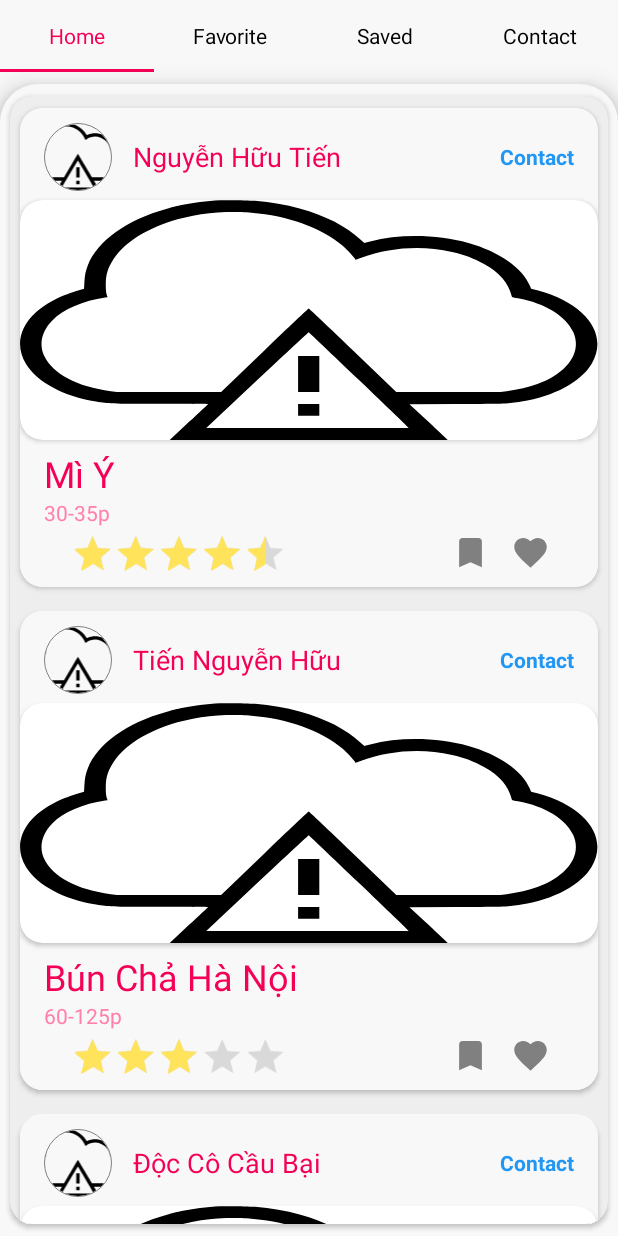
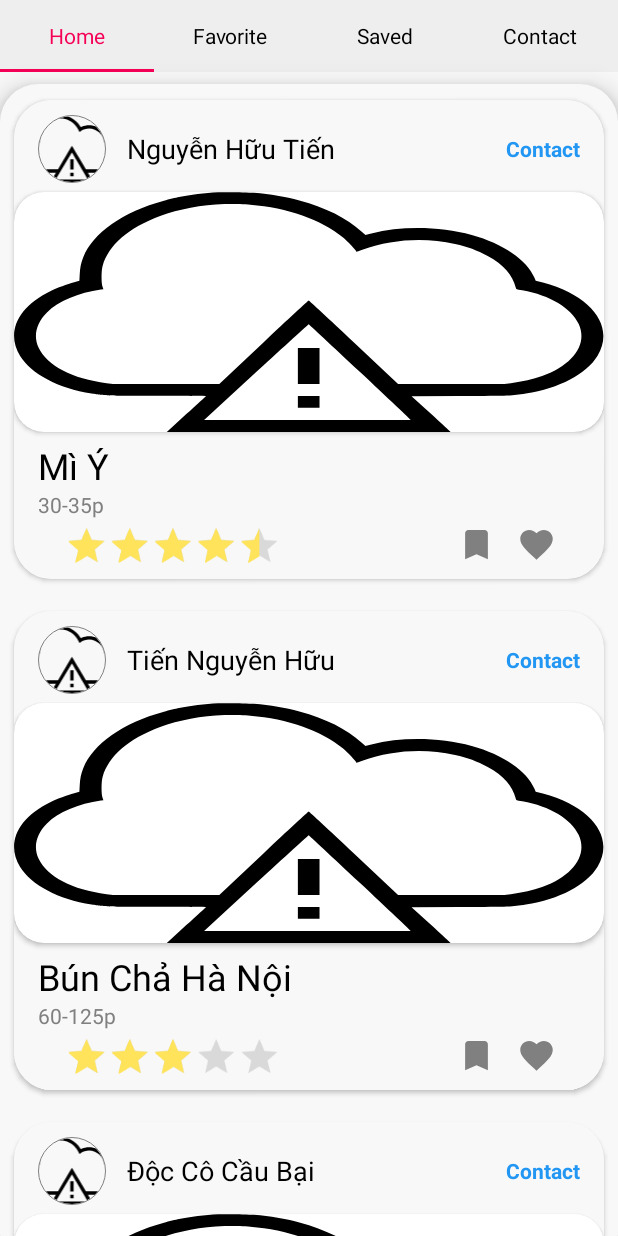
Before and after one commit to DerekZohar/CookDi, an Android app: the screen it shows after launch (MainActivity), on a phone screen of 412 x 824 dp. Run offline under Robolectric (Android 15) with nearby library versions, the phone set to English and light mode, and no system bars; our stand-ins replace CircleImageView, Picasso; pictures from the network do not load.

Commit message:
home text color to black

```diff
--- a/app/src/main/AndroidManifest.xml
+++ b/app/src/main/AndroidManifest.xml
@@ -3,8 +3,6 @@
     package="com.example.cookdi">
     <uses-permission android:name="android.permission.INTERNET"/>
     <uses-permission android:name="android.permission.ACCESS_NETWORK_STATE"/>
-
-    <uses-permission android:name="android.permission.INTERNET" />
 
     <application
         android:allowBackup="true"
--- a/app/src/main/java/com/example/cookdi/HomeFragment/HomeFragment.java
+++ b/app/src/main/java/com/example/cookdi/HomeFragment/HomeFragment.java
@@ -8,17 +8,13 @@ import androidx.recyclerview.widget.LinearLayoutManager;
 import androidx.recyclerview.widget.RecyclerView;
 
 import android.os.Handler;
-import android.util.Log;
 import android.view.LayoutInflater;
 import android.view.View;
 import android.view.ViewGroup;
-import android.widget.LinearLayout;
 
-import com.example.cookdi.MainActivity;
 import com.example.cookdi.Model.RecipeModel;
 import com.example.cookdi.R;
 import com.example.cookdi.RecipeAdapter.RecipeHomeAdapter;
-import com.google.android.material.tabs.TabLayout;
 
 import java.util.ArrayList;
 
--- a/app/src/main/res/layout/activity_main.xml
+++ b/app/src/main/res/layout/activity_main.xml
@@ -30,8 +30,7 @@
                 app:tabTextColor="@color/colorPrimary"
                 app:tabIndicatorColor="@color/colorPrimary"
                 app:tabMode="fixed"
-
-                app:tabBackground="@color/colorWhite">
+                app:tabBackground="@color/colorLightGray">
 
             </com.google.android.material.tabs.TabLayout>
 
--- a/app/src/main/res/layout/home_fragment.xml
+++ b/app/src/main/res/layout/home_fragment.xml
@@ -4,23 +4,11 @@
     android:layout_width="match_parent"
     android:layout_height="match_parent"
     xmlns:app="http://schemas.android.com/apk/res-auto"
-    tools:context=".HomeFragment.HomeFragment"
-    android:orientation="vertical">
-
-    <androidx.cardview.widget.CardView
-        android:layout_width="match_parent"
-        android:layout_height="wrap_content"
-        app:cardUseCompatPadding="true"
-        app:cardCornerRadius="15dp"
-        app:cardBackgroundColor="@color/colorLightGray">
+    tools:context=".HomeFragment.HomeFragment">
 
         <androidx.recyclerview.widget.RecyclerView
             android:id="@+id/rviewHomeRecipes"
             app:layoutManager="androidx.recyclerview.widget.LinearLayoutManager"
             android:layout_width="match_parent"
             android:layout_height="match_parent"/>
-
-
-    </androidx.cardview.widget.CardView>
-
 </LinearLayout>
--- a/app/src/main/res/layout/home_recipe.xml
+++ b/app/src/main/res/layout/home_recipe.xml
@@ -4,7 +4,7 @@
     android:layout_width="match_parent"
     android:layout_height="wrap_content"
     app:cardUseCompatPadding="true"
-    app:cardCornerRadius="15dp">
+    app:cardCornerRadius="25dp">
 
     <LinearLayout
         android:background="@color/colorWhite"
@@ -35,7 +35,7 @@
                 android:layout_gravity="center"
                 android:text="Username"
                 android:layout_width="0dp"
-                android:textColor="@color/colorPrimary"
+                android:textColor="@color/colorBlack"
                 android:layout_marginLeft="14dp"/>
 
             <TextView
@@ -55,7 +55,7 @@
             android:layout_width="match_parent"
             android:layout_height="160dp"
             android:layout_marginVertical="4dp"
-            app:cardCornerRadius="15dp">
+            app:cardCornerRadius="20dp">
             <ImageView
                 android:id="@+id/imgFoodPortraitHomeRecipe"
                 android:layout_width="match_parent"
@@ -76,7 +76,7 @@
                 android:layout_height="wrap_content"
                 android:textSize="24dp"
                 android:text="Name of this food"
-                android:textColor="@color/colorPrimary"/>
+                android:textColor="@color/colorBlack"/>
 
             <TextView
                 android:id="@+id/txtTimeHomeRecipe"
@@ -84,7 +84,7 @@
                 android:layout_height="wrap_content"
                 android:textSize="14dp"
                 android:text="15-30mins"
-                android:textColor="@color/colorAccent"/>
+                android:textColor="@color/colorGray"/>
 
             <RelativeLayout
                 android:layout_width="match_parent"
--- /dev/null
+++ b/app/src/main/res/values-v21/styles.xml
@@ -0,0 +1,9 @@
+<?xml version="1.0" encoding="utf-8"?>
+<resources>
+
+    <style name="RatingBar" parent="android:Widget.Material.RatingBar.Indicator">
+        <item name="colorControlNormal">@color/colorGray</item>
+        <item name="colorControlActivated">@color/colorLightYellow</item>
+
+    </style>
+</resources>
--- a/app/src/main/res/values/styles.xml
+++ b/app/src/main/res/values/styles.xml
@@ -5,6 +5,15 @@
         <item name="colorPrimary">@color/colorPrimary</item>
         <item name="colorPrimaryDark">@color/colorPrimaryDark</item>
         <item name="colorAccent">@color/colorAccent</item>
+    </style>
+
+    <style name="AppTheme.NoActionBar">
+        <item name="windowActionBar">false</item>
+        <item name="windowNoTitle">true</item>
+    </style>
+
+    <style name="SplashTheme" parent="Theme.AppCompat.NoActionBar">
+        <item name="android:windowBackground">@drawable/splash_bg</item>
     </style>
 
     <style name="RatingBar" parent="android:Widget.Material.RatingBar.Indicator">
```
Also changed, not shown: app/src/main/java/com/example/cookdi/MainActivity.java (deleted, +0 -70 lines), app/src/main/java/com/example/cookdi/main/MainActivity.java (+14 -10 lines).
